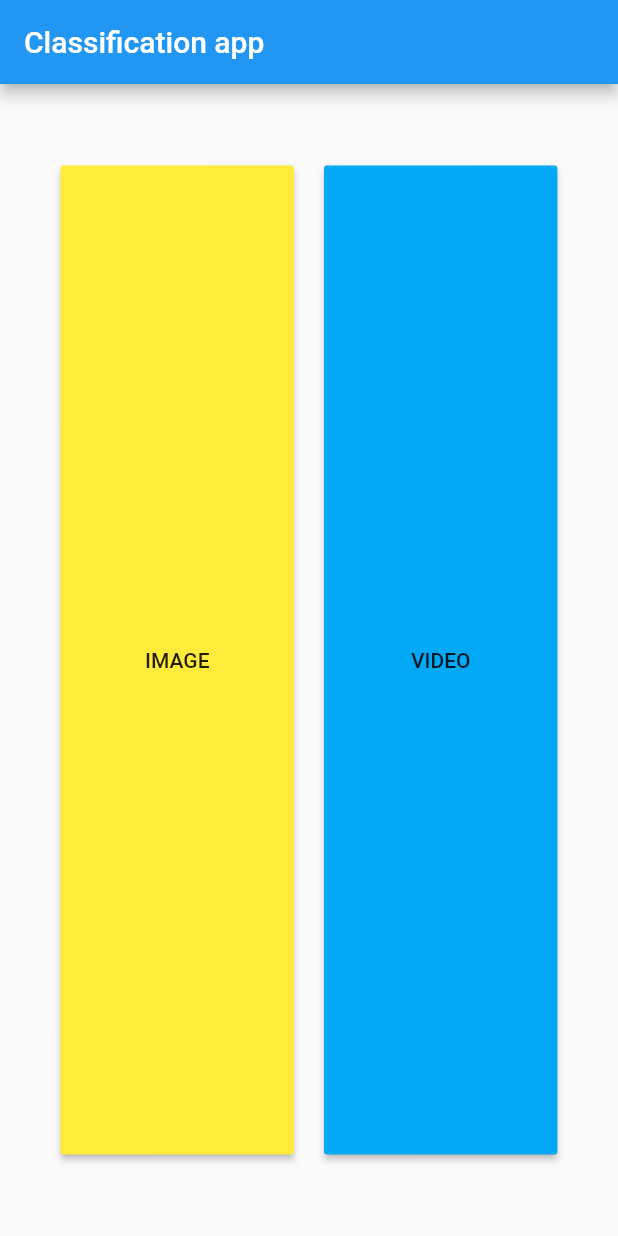
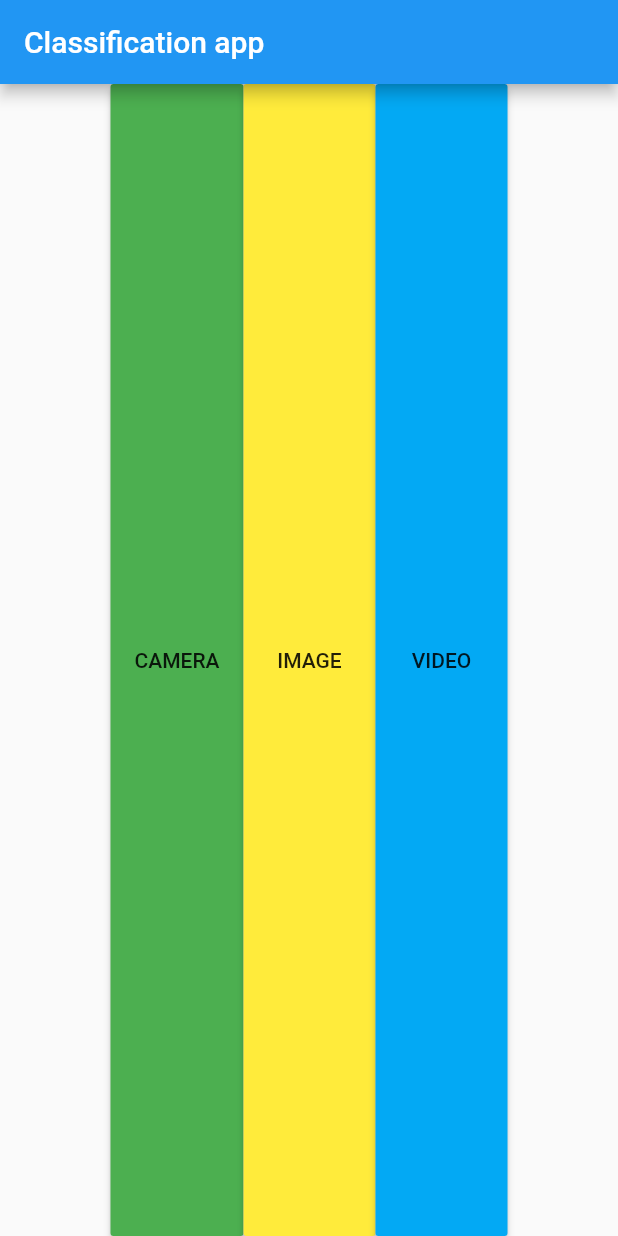
Before and after one commit to piyushchauhan/btp-app, a Flutter app: the screen it shows after launch, on a phone screen of 412 x 824 dp. Run offline on Flutter 3.47's test engine with Material 2 defaults, Android fonts, the phone set to English and light mode, and no system bars; our stand-ins replace camera, image_picker, video_player; missing offline and left inert: tflite.

Commit message:
Camera processing working

```diff
--- a/lib/home_page.dart
+++ b/lib/home_page.dart
@@ -1,4 +1,6 @@
+import 'package:camera/camera.dart';
 import 'package:flutter/material.dart';
+import 'package:safety_app/camera.dart';
 import 'package:safety_app/image_page.dart';
 import 'package:safety_app/video_page.dart';
 
@@ -18,28 +20,39 @@ class _MyHomePageState extends State<MyHomePage> {
         child: Row(
           mainAxisAlignment: MainAxisAlignment.center,
           children: [
-            /* RaisedButton(
+            RaisedButton(
+              color: Colors.green,
+              onPressed: () async {
+                List<CameraDescription> cameras = await availableCameras();
+                if (cameras.length > 0)
+                  Navigator.push(
+                    context,
+                    MaterialPageRoute(
+                      builder: (context) => CameraPage(camera: cameras[0]),
+                    ),
+                  );
+              },
+              child: Container(child: Center(child: Text('CAMERA'))),
+            ),
+            RaisedButton(
+              color: Colors.yellow,
               onPressed: () {
                 Navigator.push(context,
                     MaterialPageRoute(builder: (context) => ImagePage()));
               },
-              color: ,
+              child: Container(child: Center(child: Text('IMAGE'))),
+            ),
+            RaisedButton(
+              color: Colors.lightBlue,
+              onPressed: () {
+                Navigator.push(
+                    context,
+                    MaterialPageRoute(
+                        builder: (context) => VideoPlayerScreen()));
+              },
               child: Container(
-                child: Center(child: Text('IMAGE')),
-                height: MediaQuery.of(context).size.height * 8 / 10,
-                width: MediaQuery.of(context).size.width * 3 / 10,
+                child: Center(child: Text('VIDEO')),
               ),
-            ), */
-            OperationButton(
-              name: 'IMAGE',
-              color: Colors.yellow,
-              screen: ImagePage(),
-            ),
-            SizedBox(width: 20),
-            OperationButton(
-              name: 'VIDEO',
-              screen: VideoPlayerScreen(),
-              color: Colors.lightBlue,
             ),
           ],
         ),
@@ -47,32 +60,3 @@ class _MyHomePageState extends State<MyHomePage> {
     );
   }
 }
-
-class OperationButton extends StatelessWidget {
-  final screen;
-
-  final color;
-  final String name;
-  const OperationButton({
-    Key key,
-    this.color,
-    @required this.screen,
-    this.name,
-  }) : super(key: key);
-
-  @override
-  Widget build(BuildContext context) {
-    return RaisedButton(
-      color: color,
-      onPressed: () {
-        Navigator.push(
-            context, MaterialPageRoute(builder: (context) => screen));
-      },
-      child: Container(
-        child: Center(child: Text(name)),
-        height: MediaQuery.of(context).size.height * 8 / 10,
-        width: MediaQuery.of(context).size.width * 3 / 10,
-      ),
-    );
-  }
-}
--- a/pubspec.yaml
+++ b/pubspec.yaml
@@ -32,7 +32,8 @@ dependencies:
   image: ^2.1.19
   cupertino_icons: ^1.0.0
   path_provider: ^1.6.24
-  camera: ^0.5.8+11
+  camera:
+  path:
   # tflite_flutter: ^0.5.0
   # tflite_flutter_helper: ^0.1.2
 
```
Also changed, not shown: lib/camera.dart (added, +150 -0 lines), lib/classifier.dart (added, +92 -0 lines), lib/image_page.dart (+11 -75 lines), 1 other file.
